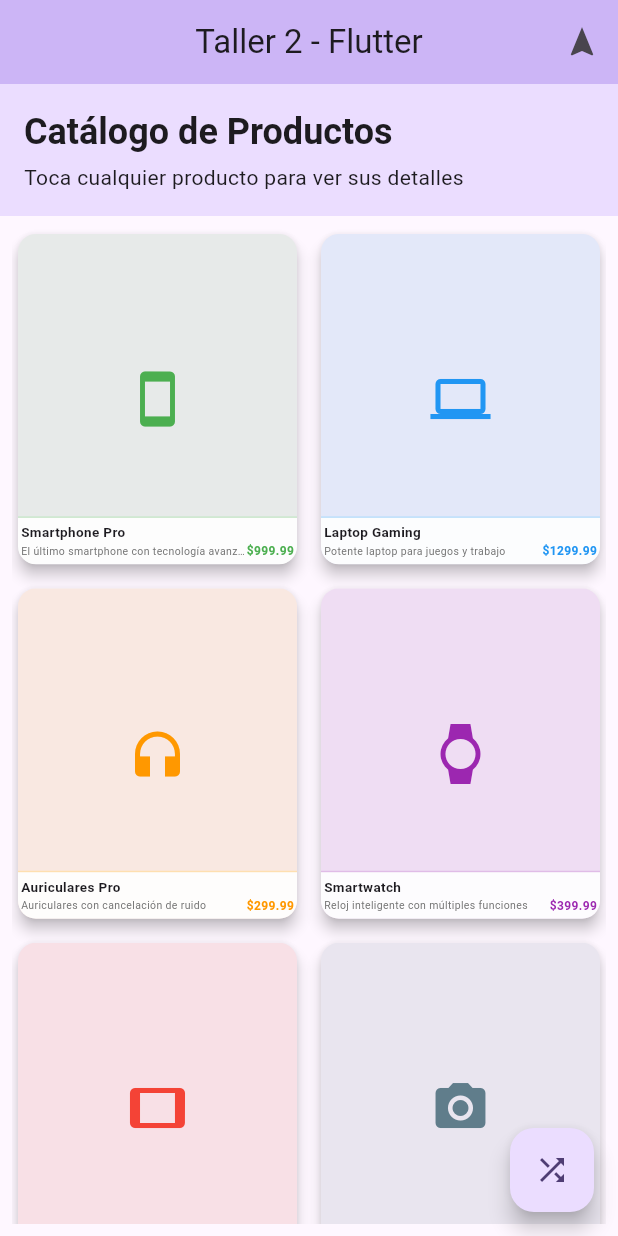
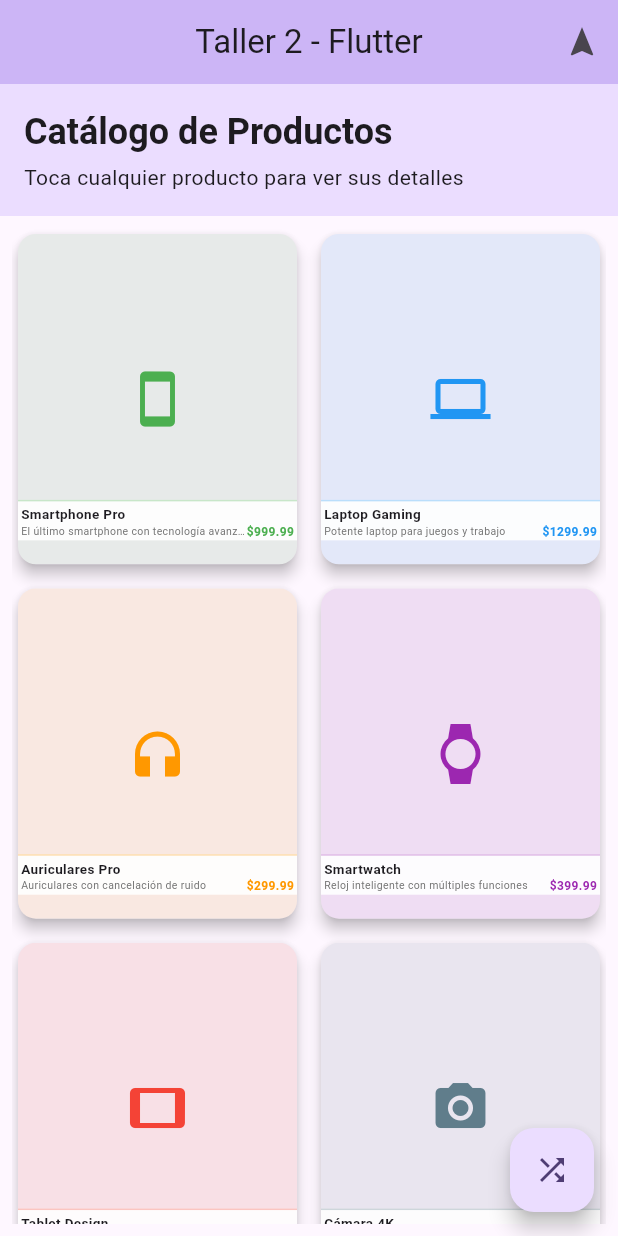
Before and after one commit to TheBarkats/TalleresMoviles, a Flutter app: the screen it shows after launch, on a phone screen of 412 x 824 dp. Run offline on Flutter 3.47's test engine with Material 3 defaults, Android fonts, the phone set to English and light mode, and no system bars; our stand-ins replace go_router.

Commit message:
Ajustar posición de texto en tarjetas - bottom: 16px para mejor visibilidad

```diff
--- a/lib/features/taller2/presentation/pages/home_page.dart
+++ b/lib/features/taller2/presentation/pages/home_page.dart
@@ -214,7 +214,7 @@ class _HomePageState extends State<HomePage> {
 
             // Información del producto (superpuesta)
             Positioned(
-              bottom: 0,
+              bottom: 16, // Subido a 16 pixels desde abajo para mayor visibilidad
               left: 0,
               right: 0,
               child: Container(
@@ -228,7 +228,7 @@ class _HomePageState extends State<HomePage> {
                     ),
                   ),
                 ),
-                height: 32, // Altura fija para evitar overflow
+                height: 27, // Altura reducida para eliminar el 1px overflow
                 child: Column(
                   mainAxisAlignment: MainAxisAlignment.spaceEvenly,
                   crossAxisAlignment: CrossAxisAlignment.start,
```
